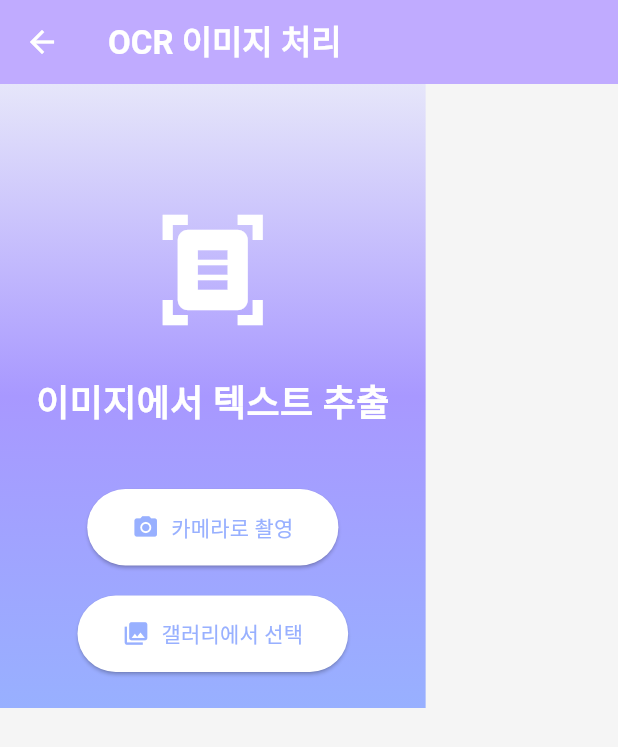
After one commit to evaseo0078/ggumdream, a Flutter app: the DiaryEditorScreen screen opened by its route, after a tap on the "camera alt" icon, on a phone screen of 412 x 824 dp. The commit adds this screen. Shown: the top 747 px of the screen. Run offline on Flutter 3.47's test engine with Material 3 defaults, Android fonts, the light colour scheme and no system bars; our stand-ins replace cloud_firestore, cloud_functions, firebase_auth, firebase_core, fl_chart, flutter_dotenv and 8 more; missing offline and left inert: google_mlkit_text_recognition; accounts and stored records are empty; Roboto replaces fonts that are missing (GgumFont, Stencil).

Commit message:
new멀티모달

```diff
--- /dev/null
+++ b/lib/features/diary/application/ocr_service.dart
@@ -0,0 +1,27 @@
+import 'dart:io';
+import 'package:google_mlkit_text_recognition/google_mlkit_text_recognition.dart';
+
+class OcrService {
+  final TextRecognizer _textRecognizer = TextRecognizer();
+
+  /// 이미지 파일 경로로부터 텍스트를 추출
+  Future<String> processImageFromPath(String imagePath) async {
+    try {
+      final inputImage = InputImage.fromFilePath(imagePath);
+      final RecognizedText recognizedText = await _textRecognizer.processImage(inputImage);
+
+      print('인식된 텍스트:');
+      print(recognizedText.text);
+
+      return recognizedText.text;
+    } catch (e) {
+      print('OCR 처리 중 오류: $e');
+      rethrow;
+    }
+  }
+
+  /// 리소스 정리
+  void dispose() {
+    _textRecognizer.close();
+  }
+}
--- a/lib/features/diary/presentation/diary_editor_screen.dart
+++ b/lib/features/diary/presentation/diary_editor_screen.dart
@@ -7,6 +7,7 @@ import '../application/diary_providers.dart';
 import '../application/user_provider.dart';
 import '../domain/diary_entry.dart';
 import 'diary_detail_screen.dart';
+import 'ocr_camera_screen.dart'; // ⚡ OCR 화면 추가
 import 'package:ggumdream/shared/widgets/wobbly_painter.dart'; // FIX: 패키지 경로로 변경
 import 'dart:ui';
 
@@ -345,7 +346,31 @@ class _DiaryEditorScreenState extends ConsumerState<DiaryEditorScreen> {
 
               const SizedBox(height: 30),
 
-              const Text("Write your dream (min 20 chars)", style: TextStyle(fontSize: 18, fontWeight: FontWeight.bold, color: Color.fromARGB(255, 255, 255, 255) )),
+              Row(
+                mainAxisAlignment: MainAxisAlignment.spaceBetween,
+                children: [
+                  const Text("Write your dream (min 20 chars)",
+                      style: TextStyle(fontSize: 18, fontWeight: FontWeight.bold, color: Color.fromARGB(255, 255, 255, 255))),
+                  IconButton(
+                    icon: const Icon(Icons.camera_alt, color: Colors.white, size: 28),
+                    onPressed: () async {
+                      final result = await Navigator.push<String>(
+                        context,
+                        MaterialPageRoute(
+                          builder: (context) => const OcrCameraScreen(),
+                        ),
+                      );
+
+                      if (result != null && result.isNotEmpty) {
+                        setState(() {
+                          _textController.text = result;
+                        });
+                      }
+                    },
+                    tooltip: 'OCR 사진 인식',
+                  ),
+                ],
+              ),
               const SizedBox(height: 10),
               Expanded(
   child: ClipRRect(
--- /dev/null
+++ b/lib/features/diary/presentation/ocr_camera_screen.dart
@@ -0,0 +1,244 @@
+import 'package:flutter/material.dart';
+import 'package:image_picker/image_picker.dart';
+import 'package:flutter_riverpod/flutter_riverpod.dart';
+import 'dart:io';
+import '../application/ocr_service.dart';
+
+class OcrCameraScreen extends ConsumerStatefulWidget {
+  const OcrCameraScreen({super.key});
+
+  @override
+  ConsumerState<OcrCameraScreen> createState() => _OcrCameraScreenState();
+}
+
+class _OcrCameraScreenState extends ConsumerState<OcrCameraScreen> {
+  final ImagePicker _picker = ImagePicker();
+  final OcrService _ocrService = OcrService();
+  final TextEditingController _textController = TextEditingController();
+  String? _ocrResult;
+  bool _isProcessing = false;
+
+  @override
+  void dispose() {
+    _textController.dispose();
+    _ocrService.dispose();
+    super.dispose();
+  }
+
+  Future<void> _pickImageFromCamera() async {
+    try {
+      final XFile? image = await _picker.pickImage(
+        source: ImageSource.camera,
+        imageQuality: 80,
+      );
+
+      if (image != null) {
+        await _processImage(image.path);
+      }
+    } catch (e) {
+      _showError('카메라 오류: $e');
+    }
+  }
+
+  Future<void> _pickImageFromGallery() async {
+    try {
+      final XFile? image = await _picker.pickImage(
+        source: ImageSource.gallery,
+        imageQuality: 80,
+      );
+
+      if (image != null) {
+        await _processImage(image.path);
+      }
+    } catch (e) {
+      _showError('갤러리 오류: $e');
+    }
+  }
+
+  Future<void> _processImage(String imagePath) async {
+    setState(() {
+      _isProcessing = true;
+      _ocrResult = null;
+    });
+
+    try {
+      final result = await _ocrService.processImageFromPath(imagePath);
+      setState(() {
+        _ocrResult = result;
+        _textController.text = result;
+        _isProcessing = false;
+      });
+
+      if (mounted) {
+        ScaffoldMessenger.of(context).showSnackBar(
+          const SnackBar(content: Text('OCR 처리 완료!')),
+        );
+      }
+    } catch (e) {
+      setState(() => _isProcessing = false);
+      _showError('OCR 처리 실패: $e');
+    }
+  }
+
+  void _confirmAndNavigate() {
+    final text = _textController.text.trim();
+    if (text.isEmpty) {
+      _showError('텍스트를 입력해주세요');
+      return;
+    }
+    Navigator.pop(context, text);
+  }
+
+  void _showError(String message) {
+    if (mounted) {
+      ScaffoldMessenger.of(context).showSnackBar(
+        SnackBar(content: Text(message), backgroundColor: Colors.red),
+      );
+    }
+  }
+
+  @override
+  Widget build(BuildContext context) {
+    return GestureDetector(
+      onTap: () => FocusScope.of(context).unfocus(),
+      child: Scaffold(
+        appBar: AppBar(
+          title: const Text('OCR 이미지 처리',
+              style: TextStyle(
+                  color: Colors.white,
+                  fontWeight: FontWeight.bold,
+                  fontFamily: 'Stencil')),
+          backgroundColor: const Color.fromARGB(255, 192, 171, 255),
+          leading: const BackButton(color: Colors.white),
+        ),
+        body: Container(
+          decoration: const BoxDecoration(
+            gradient: LinearGradient(
+              begin: Alignment.topCenter,
+              end: Alignment.bottomCenter,
+              colors: [
+                Color(0xFFE6E6FA),
+                Color.fromARGB(255, 168, 152, 255),
+                Color.fromARGB(255, 152, 176, 255),
+              ],
+            ),
+          ),
+          child: SafeArea(
+            child: SingleChildScrollView(
+              padding: const EdgeInsets.all(24.0),
+              child: Column(
+              children: [
+                if (_isProcessing)
+                  const Column(
+                    children: [
+                      CircularProgressIndicator(color: Colors.white),
+                      SizedBox(height: 20),
+                      Text('OCR 처리 중...',
+                          style: TextStyle(color: Colors.white, fontSize: 16)),
+                    ],
+                  )
+                else if (_ocrResult == null) ...[
+                  const SizedBox(height: 60),
+                  const Icon(Icons.document_scanner,
+                      size: 80, color: Colors.white),
+                  const SizedBox(height: 30),
+                  const Text(
+                    '이미지에서 텍스트 추출',
+                    style: TextStyle(
+                        fontSize: 24,
+                        fontWeight: FontWeight.bold,
+                        color: Colors.white),
+                  ),
+                  const SizedBox(height: 40),
+                  ElevatedButton.icon(
+                    onPressed: _pickImageFromCamera,
+                    icon: const Icon(Icons.camera_alt),
+                    label: const Text('카메라로 촬영'),
+                    style: ElevatedButton.styleFrom(
+                      padding: const EdgeInsets.symmetric(
+                          horizontal: 30, vertical: 15),
+                      backgroundColor: Colors.white,
+                      foregroundColor: const Color.fromARGB(255, 152, 176, 255),
+                    ),
+                  ),
+                  const SizedBox(height: 20),
+                  ElevatedButton.icon(
+                    onPressed: _pickImageFromGallery,
+                    icon: const Icon(Icons.photo_library),
+                    label: const Text('갤러리에서 선택'),
+                    style: ElevatedButton.styleFrom(
+                      padding: const EdgeInsets.symmetric(
+                          horizontal: 30, vertical: 15),
+                      backgroundColor: Colors.white,
+                      foregroundColor: const Color.fromARGB(255, 152, 176, 255),
+                    ),
+                  ),
+                ] else ...[
+                  const SizedBox(height: 20),
+                  const Text(
+                    'OCR 결과 수정',
+                    style: TextStyle(
+                        fontSize: 24,
+                        fontWeight: FontWeight.bold,
+                        color: Colors.white),
+                  ),
+                  const SizedBox(height: 20),
+                  Container(
+                    decoration: BoxDecoration(
+                      color: Colors.white.withOpacity(0.9),
+                      borderRadius: BorderRadius.circular(15),
+                    ),
+                    child: TextField(
+                      controller: _textController,
+                      maxLines: 15,
+                      style: const TextStyle(fontSize: 16),
+                      decoration: const InputDecoration(
+                        border: InputBorder.none,
+                        contentPadding: EdgeInsets.all(20),
+                        hintText: '인식된 텍스트를 수정하세요',
+                      ),
+                    ),
+                  ),
+                  const SizedBox(height: 30),
+                  Row(
+                    mainAxisAlignment: MainAxisAlignment.spaceEvenly,
+                    children: [
+                      ElevatedButton.icon(
+                        onPressed: () {
+                          setState(() {
+                            _ocrResult = null;
+                            _textController.clear();
+                          });
+                        },
+                        icon: const Icon(Icons.refresh),
+                        label: const Text('다시 찍기'),
+                        style: ElevatedButton.styleFrom(
+                          padding: const EdgeInsets.symmetric(
+                              horizontal: 25, vertical: 15),
+                          backgroundColor: Colors.white70,
+                          foregroundColor: const Color.fromARGB(255, 152, 176, 255),
+                        ),
+                      ),
+                      ElevatedButton.icon(
+                        onPressed: _confirmAndNavigate,
+                        icon: const Icon(Icons.check),
+                        label: const Text('OK'),
+                        style: ElevatedButton.styleFrom(
+                          padding: const EdgeInsets.symmetric(
+                              horizontal: 40, vertical: 15),
+                          backgroundColor: Colors.white,
+                          foregroundColor: const Color.fromARGB(255, 152, 176, 255),
+                        ),
+                      ),
+                    ],
+                  ),
+                ],
+              ],
+            ),
+          ),
+        ),
+      ),
+    ),
+    );
+  }
+}
--- a/pubspec.yaml
+++ b/pubspec.yaml
@@ -60,6 +60,8 @@ dependencies:
   #--------------AI 관련 패키지--------------
   google_generative_ai: ^0.4.7 # Gemini API 호출용
   flutter_dotenv: ^5.1.0 # API 키 보안 관리
+  image_picker: ^1.0.7 # 이미지 선택
+  google_mlkit_text_recognition: ^0.13.1 # Google ML Kit OCR
   #-----------------------------------------
 
 dev_dependencies:
```
Also changed, not shown: pubspec.lock, 7 other files.
